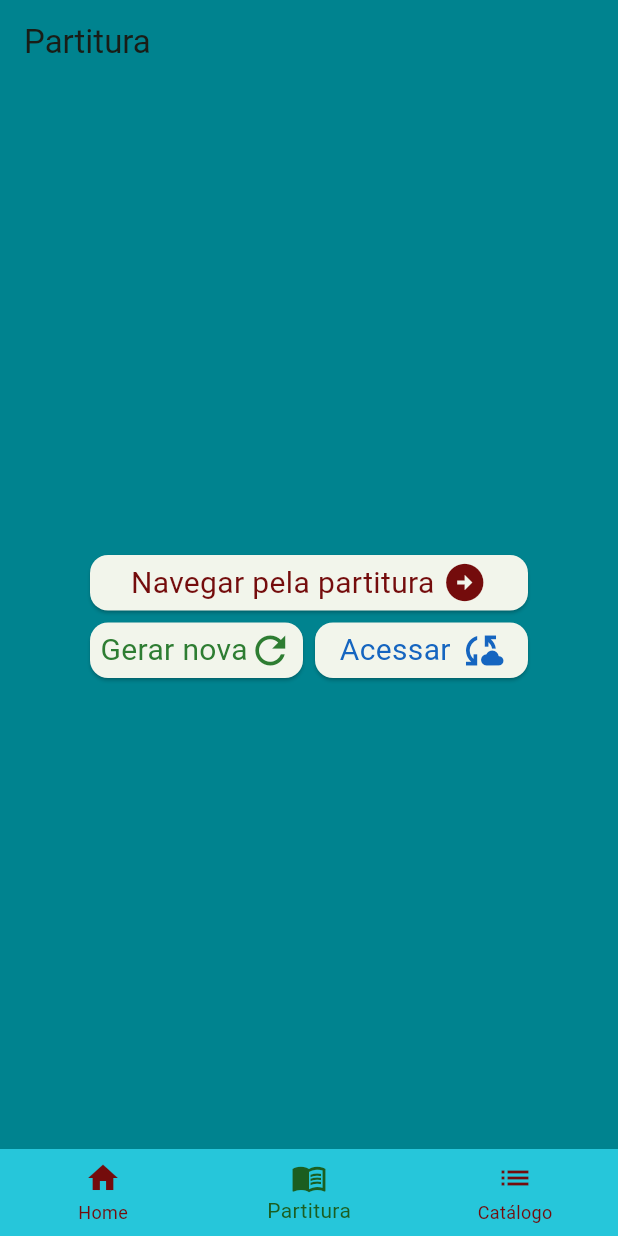
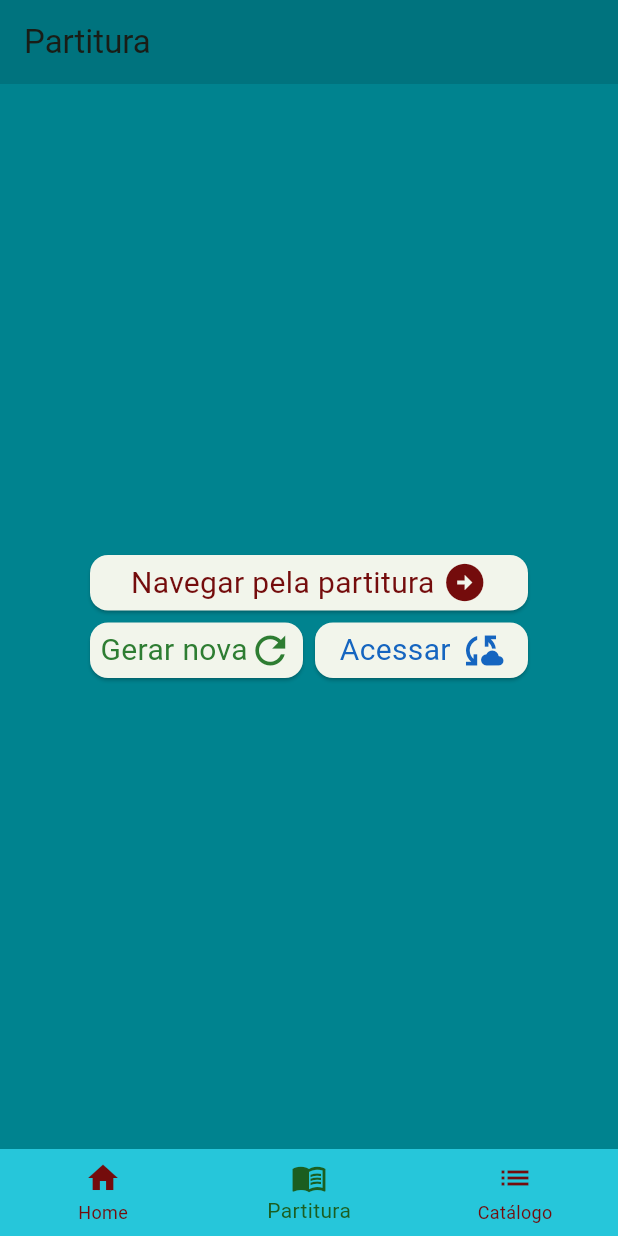
Before and after one commit to ddiasguto/mliturgica, a Flutter app: the screen it shows after launch, item 2 of the bottom bar chosen, on a phone screen of 412 x 824 dp. Run offline on Flutter 3.47's test engine with Material 2 defaults, Android fonts, the phone set to English and light mode, and no system bars; our stand-ins replace text_scroll.

Commit message:
sall corrections

```diff
--- a/lib/components/app_bars.dart
+++ b/lib/components/app_bars.dart
@@ -1,10 +1,12 @@
 import 'package:diasguto/components/manager.dart';
 import 'package:flutter/material.dart';
+
+const blackApp = Colors.black12;
 
 List<PreferredSizeWidget> appBarOptions = [
   AppBar(
     elevation: 0,
-    backgroundColor: Colors.cyan[800],
+    backgroundColor: blackApp,
     title: const Text(
       'Cânticos de Liturgia',
     ),
@@ -12,14 +14,14 @@ List<PreferredSizeWidget> appBarOptions = [
   ),
   AppBar(
     elevation: 0,
-    backgroundColor: Colors.cyan[800],
+    backgroundColor: blackApp,
     title: const Text(
       'Partitura',
     ),
   ),
   AppBar(
     elevation: 0,
-    backgroundColor: Colors.cyan[800],
+    backgroundColor: blackApp,
     title: const Text(
       'Catálogo',
     ),
--- a/lib/provider/Maestro.dart
+++ b/lib/provider/Maestro.dart
@@ -85,7 +85,7 @@ class Maestro with ChangeNotifier {
         indexCategory = 2;
         break;
 
-      case 'Oferório':
+      case 'Ofertório':
         localList = offers;
         indexCategory = 3;
         break;
```
